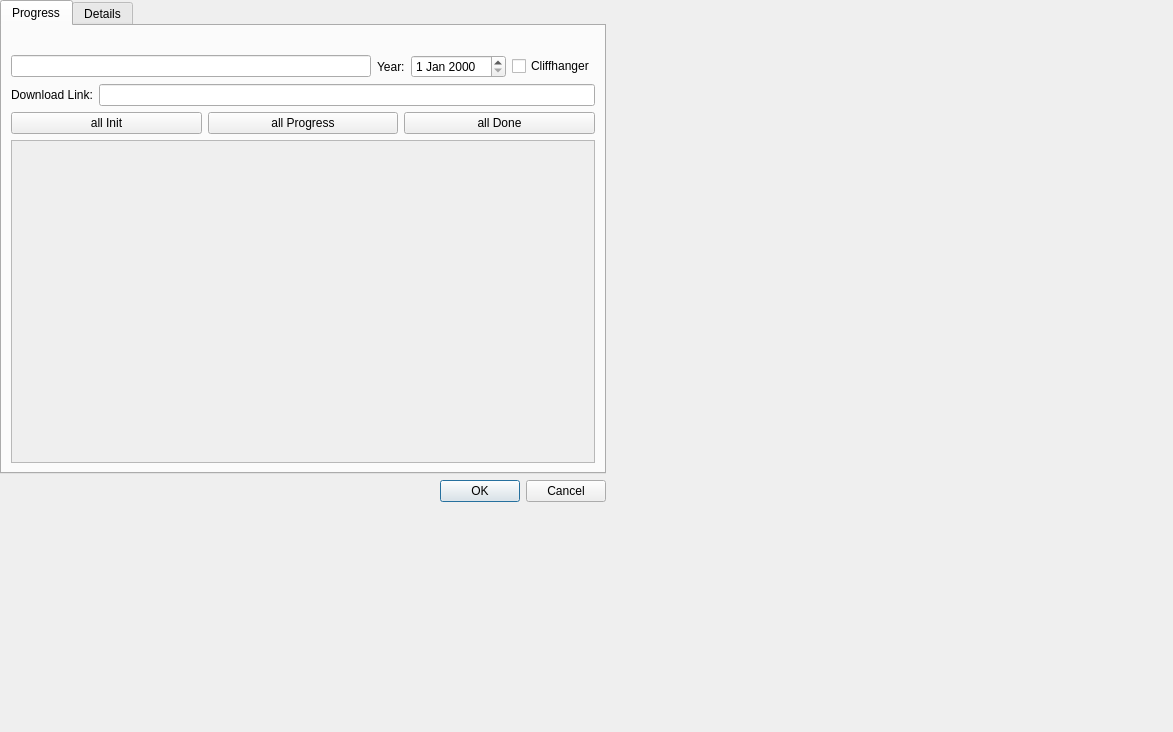
birkeh/qtMultimediaDB, file cedit.ui: the form before one commit.
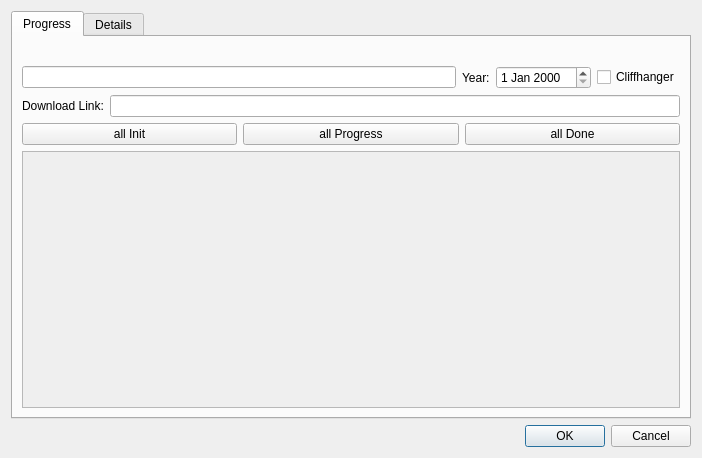
The form after the commit. Custom widgets are drawn as their Qt base class.

```diff
--- a/cedit.ui
+++ b/cedit.ui
@@ -6,14 +6,15 @@
    <rect>
     <x>0</x>
     <y>0</y>
-    <width>1173</width>
-    <height>732</height>
+    <width>702</width>
+    <height>458</height>
    </rect>
   </property>
   <property name="windowTitle">
    <string>Edit</string>
   </property>
-  <widget class="QWidget" name="">
+  <layout class="QGridLayout" name="gridLayout_2">
+   <item row="0" column="0">
    <layout class="QVBoxLayout" name="verticalLayout_2">
     <item>
      <widget class="QTabWidget" name="m_lpTabWidget">
@@ -113,8 +114,8 @@
                 <rect>
                  <x>0</x>
                  <y>0</y>
-                 <width>581</width>
-                 <height>334</height>
+                  <width>652</width>
+                  <height>253</height>
                 </rect>
                </property>
                <property name="autoFillBackground">
@@ -269,7 +270,8 @@
      </widget>
     </item>
    </layout>
-  </widget>
+   </item>
+  </layout>
  </widget>
  <customwidgets>
   <customwidget>
```
Lines whose indentation alone changed are shown as unchanged.
